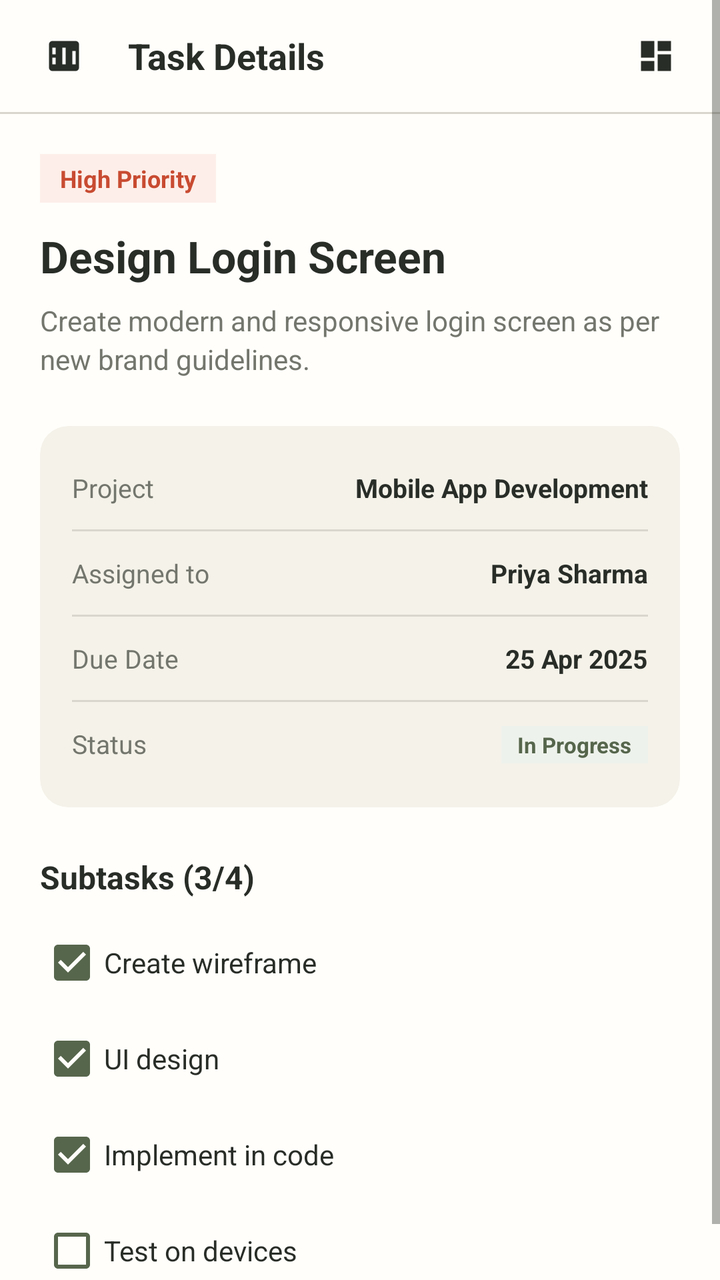
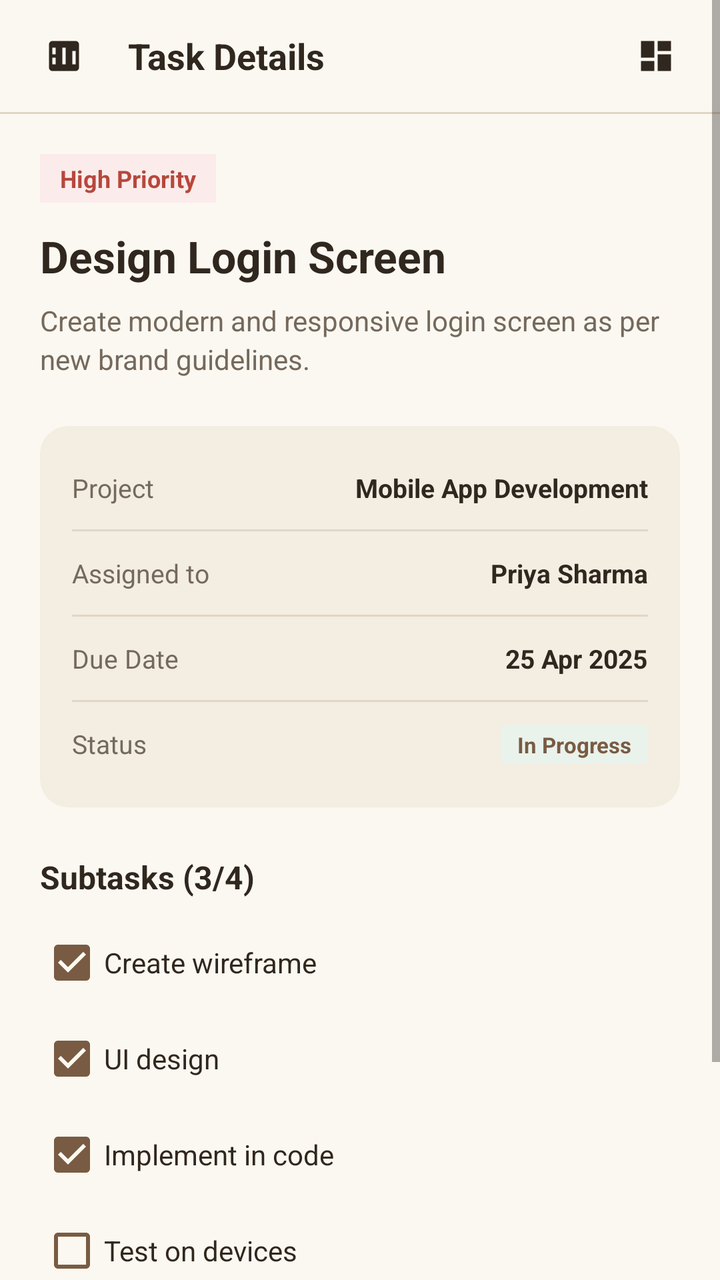

Compare the two renders of this Android layout. The source of the first and the diff that turns it into the second are given below.
<!-- AndroidManifest.xml: application theme Theme.ProjectFlow -->
<!-- res/layout/activity_task_details.xml -->
<?xml version="1.0" encoding="utf-8"?>
<ScrollView xmlns:android="http://schemas.android.com/apk/res/android"
    xmlns:app="http://schemas.android.com/apk/res-auto"
    android:layout_width="match_parent"
    android:layout_height="match_parent"
    android:background="@color/chalk_white"
    android:fillViewport="true">

    <LinearLayout
        android:layout_width="match_parent"
        android:layout_height="wrap_content"
        android:orientation="vertical">

        
        <RelativeLayout
            android:layout_width="match_parent"
            android:layout_height="56dp"
            android:background="@color/chalk_white"
            android:paddingStart="16dp"
            android:paddingEnd="16dp">

            <ImageView
                android:id="@+id/btnBack"
                android:layout_width="32dp"
                android:layout_height="32dp"
                android:layout_alignParentStart="true"
                android:layout_centerVertical="true"
                android:background="?android:attr/selectableItemBackgroundBorderless"
                android:contentDescription="Back"
                android:padding="6dp"
                android:src="@drawable/ic_kanban"
                app:tint="@color/charcoal" />

            <TextView
                android:layout_width="wrap_content"
                android:layout_height="wrap_content"
                android:layout_centerVertical="true"
                android:layout_marginStart="16dp"
                android:layout_toEndOf="@id/btnBack"
                android:text="@string/title_task_details"
                android:textColor="@color/charcoal"
                android:textSize="18sp"
                android:textStyle="bold" />

            <ImageView
                android:layout_width="32dp"
                android:layout_height="32dp"
                android:layout_alignParentEnd="true"
                android:layout_centerVertical="true"
                android:contentDescription="Options"
                android:padding="6dp"
                android:src="@drawable/ic_dashboard"
                app:tint="@color/charcoal" />
        </RelativeLayout>

        <View
            android:layout_width="match_parent"
            android:layout_height="1dp"
            android:background="@color/natural_border" />

        <LinearLayout
            android:layout_width="match_parent"
            android:layout_height="wrap_content"
            android:orientation="vertical"
            android:padding="20dp">

            
            <TextView
                android:id="@+id/tvDetailPriorityBadge"
                android:layout_width="wrap_content"
                android:layout_height="wrap_content"
                android:background="@color/alert_red_light"
                android:paddingStart="10dp"
                android:paddingTop="4dp"
                android:paddingEnd="10dp"
                android:paddingBottom="4dp"
                android:text="High Priority"
                android:textColor="@color/alert_red"
                android:textSize="12sp"
                android:textStyle="bold" />

            
            <TextView
                android:id="@+id/tvDetailTitle"
                android:layout_width="wrap_content"
                android:layout_height="wrap_content"
                android:layout_marginTop="12dp"
                android:text="Design Login Screen"
                android:textColor="@color/charcoal"
                android:textSize="22sp"
                android:textStyle="bold" />

            
            <TextView
                android:id="@+id/tvDetailDesc"
                android:layout_width="wrap_content"
                android:layout_height="wrap_content"
                android:layout_marginTop="8dp"
                android:lineSpacingExtra="3dp"
                android:text="Create modern and responsive login screen as per new brand guidelines."
                android:textColor="@color/stone_grey"
                android:textSize="14sp" />

            
            <androidx.cardview.widget.CardView
                android:layout_width="match_parent"
                android:layout_height="wrap_content"
                android:layout_marginTop="24dp"
                app:cardBackgroundColor="@color/limestone_ivory"
                app:cardCornerRadius="14dp"
                app:cardElevation="0dp">

                <LinearLayout
                    android:layout_width="match_parent"
                    android:layout_height="wrap_content"
                    android:orientation="vertical"
                    android:padding="16dp">

                    <RelativeLayout
                        android:layout_width="match_parent"
                        android:layout_height="wrap_content"
                        android:paddingTop="6dp"
                        android:paddingBottom="6dp">

                        <TextView
                            android:layout_width="wrap_content"
                            android:layout_height="wrap_content"
                            android:text="Project"
                            android:textColor="@color/stone_grey"
                            android:textSize="13sp" />

                        <TextView
                            android:id="@+id/tvDetailProject"
                            android:layout_width="wrap_content"
                            android:layout_height="wrap_content"
                            android:layout_alignParentEnd="true"
                            android:text="Mobile App Development"
                            android:textColor="@color/charcoal"
                            android:textSize="13sp"
                            android:textStyle="bold" />
                    </RelativeLayout>

                    <View
                        android:layout_width="match_parent"
                        android:layout_height="1dp"
                        android:layout_marginTop="6dp"
                        android:layout_marginBottom="6dp"
                        android:background="@color/natural_border" />

                    <RelativeLayout
                        android:layout_width="match_parent"
                        android:layout_height="wrap_content"
                        android:paddingTop="6dp"
                        android:paddingBottom="6dp">

                        <TextView
                            android:layout_width="wrap_content"
                            android:layout_height="wrap_content"
                            android:text="Assigned to"
                            android:textColor="@color/stone_grey"
                            android:textSize="13sp" />

                        <TextView
                            android:id="@+id/tvDetailAssignee"
                            android:layout_width="wrap_content"
                            android:layout_height="wrap_content"
                            android:layout_alignParentEnd="true"
                            android:text="Priya Sharma"
                            android:textColor="@color/charcoal"
                            android:textSize="13sp"
                            android:textStyle="bold" />
                    </RelativeLayout>

                    <View
                        android:layout_width="match_parent"
                        android:layout_height="1dp"
                        android:layout_marginTop="6dp"
                        android:layout_marginBottom="6dp"
                        android:background="@color/natural_border" />

                    <RelativeLayout
                        android:layout_width="match_parent"
                        android:layout_height="wrap_content"
                        android:paddingTop="6dp"
                        android:paddingBottom="6dp">

                        <TextView
                            android:layout_width="wrap_content"
                            android:layout_height="wrap_content"
                            android:text="Due Date"
                            android:textColor="@color/stone_grey"
                            android:textSize="13sp" />

                        <TextView
                            android:id="@+id/tvDetailDueDate"
                            android:layout_width="wrap_content"
                            android:layout_height="wrap_content"
                            android:layout_alignParentEnd="true"
                            android:text="25 Apr 2025"
                            android:textColor="@color/charcoal"
                            android:textSize="13sp"
                            android:textStyle="bold" />
                    </RelativeLayout>

                    <View
                        android:layout_width="match_parent"
                        android:layout_height="1dp"
                        android:layout_marginTop="6dp"
                        android:layout_marginBottom="6dp"
                        android:background="@color/natural_border" />

                    <RelativeLayout
                        android:layout_width="match_parent"
                        android:layout_height="wrap_content"
                        android:paddingTop="6dp"
                        android:paddingBottom="6dp">

                        <TextView
                            android:layout_width="wrap_content"
                            android:layout_height="wrap_content"
                            android:text="Status"
                            android:textColor="@color/stone_grey"
                            android:textSize="13sp" />

                        <TextView
                            android:id="@+id/tvDetailStatus"
                            android:layout_width="wrap_content"
                            android:layout_height="wrap_content"
                            android:layout_alignParentEnd="true"
                            android:background="@color/status_green_light"
                            android:paddingStart="8dp"
                            android:paddingTop="2dp"
                            android:paddingEnd="8dp"
                            android:paddingBottom="2dp"
                            android:text="In Progress"
                            android:textColor="@color/deep_sage"
                            android:textSize="11sp"
                            android:textStyle="bold" />
                    </RelativeLayout>

                </LinearLayout>
            </androidx.cardview.widget.CardView>

            
            <TextView
                android:layout_width="wrap_content"
                android:layout_height="wrap_content"
                android:layout_marginTop="24dp"
                android:text="Subtasks (3/4)"
                android:textColor="@color/charcoal"
                android:textSize="16sp"
                android:textStyle="bold" />

            <LinearLayout
                android:layout_width="match_parent"
                android:layout_height="wrap_content"
                android:layout_marginTop="8dp"
                android:orientation="vertical">

                <CheckBox
                    android:layout_width="match_parent"
                    android:layout_height="wrap_content"
                    android:buttonTint="@color/deep_sage"
                    android:checked="true"
                    android:text="Create wireframe"
                    android:textColor="@color/charcoal" />

                <CheckBox
                    android:layout_width="match_parent"
                    android:layout_height="wrap_content"
                    android:buttonTint="@color/deep_sage"
                    android:checked="true"
                    android:text="UI design"
                    android:textColor="@color/charcoal" />

                <CheckBox
                    android:layout_width="match_parent"
                    android:layout_height="wrap_content"
                    android:buttonTint="@color/deep_sage"
                    android:checked="true"
                    android:text="Implement in code"
                    android:textColor="@color/charcoal" />

                <CheckBox
                    android:layout_width="match_parent"
                    android:layout_height="wrap_content"
                    android:buttonTint="@color/deep_sage"
                    android:checked="false"
                    android:text="Test on devices"
                    android:textColor="@color/charcoal" />
            </LinearLayout>

        </LinearLayout>
    </LinearLayout>

</ScrollView>
<!-- resources referenced by this layout -->
<resources>
  <color name="alert_red">#C84B31</color>
  <color name="alert_red_light">#FDEEE9</color>
  <color name="chalk_white">#FFFEFA</color>
  <color name="charcoal">#292D28</color>
  <color name="deep_sage">#56664C</color>
  <color name="limestone_ivory">#F4F2E9</color>
  <color name="natural_border">#D9D7CD</color>
  <color name="status_green_light">#EEF2EC</color>
  <color name="stone_grey">#73766D</color>
  <!-- drawable ic_dashboard (drawable) -->
  <vector xmlns:android="http://schemas.android.com/apk/res/android"
      android:width="24dp"
      android:height="24dp"
      android:viewportWidth="24"
      android:viewportHeight="24">
    <path
        android:fillColor="@color/deep_sage"
        android:pathData="M3,13h8V3H3v10zm0,8h8v-6H3v6zm10,0h8V11h-8v10zm0,-18v6h8V3h-8z"/>
  </vector>
  <!-- drawable ic_kanban (drawable) -->
  <vector xmlns:android="http://schemas.android.com/apk/res/android"
      android:width="24dp"
      android:height="24dp"
      android:viewportWidth="24"
      android:viewportHeight="24">
    <path
        android:fillColor="@color/deep_sage"
        android:pathData="M19,3H5C3.9,3 3,3.9 3,5v14c0,1.1 0.9,2 2,2h14c1.1,0 2,-0.9 2,-2V5C21,3.9 20.1,3 19,3z M7,17H5v-4h2V17z M7,11H5V7h2V11z M13,17h-2V7h2V17z M19,17h-2v-8h2V17z"/>
  </vector>
  <string name="title_task_details">Task Details</string>
  <style name="Theme.ProjectFlow" parent="Theme.MaterialComponents.DayNight.NoActionBar">
          
          <item name="colorPrimary">@color/deep_sage</item>
          <item name="colorPrimaryVariant">@color/deep_sage_dark</item>
          <item name="colorOnPrimary">@color/limestone_ivory</item>
  
          
          <item name="colorSecondary">@color/mineral_sage</item>
          <item name="colorSecondaryVariant">@color/mineral_sage</item>
          <item name="colorOnSecondary">@color/chalk_white</item>
  
          
          <item name="android:statusBarColor">@color/chalk_white</item>
          <item name="android:windowLightStatusBar">true</item>
  
          
          <item name="android:windowBackground">@color/limestone_ivory</item>
          <item name="colorSurface">@color/chalk_white</item>
      </style>
  <color name="deep_sage_dark">#485640</color>
  <color name="mineral_sage">#78866B</color>
</resources>

<!-- the commit's change to res/layout/activity_task_details.xml (unified diff, before → after) -->
@@ -290,6 +290,39 @@
                     android:textColor="@color/charcoal" />
             </LinearLayout>
 
+            
+            <LinearLayout
+                android:layout_width="match_parent"
+                android:layout_height="wrap_content"
+                android:layout_marginTop="24dp"
+                android:layout_marginBottom="32dp"
+                android:orientation="horizontal">
+
+                <Button
+                    android:id="@+id/btnSetInProgress"
+                    android:layout_width="0dp"
+                    android:layout_height="46dp"
+                    android:layout_marginEnd="6dp"
+                    android:layout_weight="1"
+                    android:background="@drawable/bg_badge_warning"
+                    android:text="In Progress"
+                    android:textColor="@color/earth_warning"
+                    android:textSize="12sp"
+                    android:textStyle="bold" />
+
+                <Button
+                    android:id="@+id/btnSetDone"
+                    android:layout_width="0dp"
+                    android:layout_height="46dp"
+                    android:layout_marginStart="6dp"
+                    android:layout_weight="1"
+                    android:background="@drawable/bg_badge_success"
+                    android:text="Mark Done"
+                    android:textColor="@color/earth_success"
+                    android:textSize="12sp"
+                    android:textStyle="bold" />
+            </LinearLayout>
+
         </LinearLayout>
     </LinearLayout>
 
<!-- resource entries referenced after the edit -->
@@ -1,14 +1,36 @@
 <!-- resources referenced by this layout -->
 <resources>
-  <color name="alert_red">#C84B31</color>
-  <color name="alert_red_light">#FDEEE9</color>
-  <color name="chalk_white">#FFFEFA</color>
-  <color name="charcoal">#292D28</color>
-  <color name="deep_sage">#56664C</color>
-  <color name="limestone_ivory">#F4F2E9</color>
-  <color name="natural_border">#D9D7CD</color>
-  <color name="status_green_light">#EEF2EC</color>
-  <color name="stone_grey">#73766D</color>
+  <color name="alert_red">#B7473C</color>
+  <color name="alert_red_light">#FBECEB</color>
+  <color name="chalk_white">#FBF8F1</color>
+  <color name="charcoal">#30271F</color>
+  <color name="deep_sage">#795B43</color>
+  <color name="earth_success">#47745A</color>
+  <color name="earth_warning">#A56A2B</color>
+  <color name="limestone_ivory">#F3EDE2</color>
+  <color name="natural_border">#E1D6C6</color>
+  <color name="status_green_light">#EAF2EC</color>
+  <color name="stone_grey">#74695C</color>
+  <!-- drawable bg_badge_success (drawable) -->
+  <?xml version="1.0" encoding="utf-8"?>
+  <shape xmlns:android="http://schemas.android.com/apk/res/android"
+      android:shape="rectangle">
+      <corners android:radius="8dp" />
+      <solid android:color="@color/earth_success_light" />
+      <stroke
+          android:width="1dp"
+          android:color="@color/earth_success" />
+  </shape>
+  <!-- drawable bg_badge_warning (drawable) -->
+  <?xml version="1.0" encoding="utf-8"?>
+  <shape xmlns:android="http://schemas.android.com/apk/res/android"
+      android:shape="rectangle">
+      <corners android:radius="8dp" />
+      <solid android:color="@color/earth_warning_light" />
+      <stroke
+          android:width="1dp"
+          android:color="@color/earth_warning" />
+  </shape>
   <!-- drawable ic_dashboard (drawable) -->
   <vector xmlns:android="http://schemas.android.com/apk/res/android"
       android:width="24dp"
@@ -32,24 +54,33 @@
   <string name="title_task_details">Task Details</string>
   <style name="Theme.ProjectFlow" parent="Theme.MaterialComponents.DayNight.NoActionBar">
           
-          <item name="colorPrimary">@color/deep_sage</item>
-          <item name="colorPrimaryVariant">@color/deep_sage_dark</item>
-          <item name="colorOnPrimary">@color/limestone_ivory</item>
+          <item name="colorPrimary">@color/primary_earth</item>
+          <item name="colorPrimaryVariant">@color/deep_earth</item>
+          <item name="colorOnPrimary">@color/earth_raised</item>
   
           
-          <item name="colorSecondary">@color/mineral_sage</item>
-          <item name="colorSecondaryVariant">@color/mineral_sage</item>
-          <item name="colorOnSecondary">@color/chalk_white</item>
+          <item name="colorSecondary">@color/muted_clay</item>
+          <item name="colorSecondaryVariant">@color/secondary_sand</item>
+          <item name="colorOnSecondary">@color/text_main</item>
   
           
-          <item name="android:statusBarColor">@color/chalk_white</item>
+          <item name="android:statusBarColor">@color/earth_surface</item>
           <item name="android:windowLightStatusBar">true</item>
   
           
-          <item name="android:windowBackground">@color/limestone_ivory</item>
-          <item name="colorSurface">@color/chalk_white</item>
+          <item name="android:windowBackground">@color/earth_bg</item>
+          <item name="colorSurface">@color/earth_surface</item>
+          <item name="colorOnSurface">@color/text_main</item>
       </style>
-  <color name="deep_sage_dark">#485640</color>
-  <color name="mineral_sage">#78866B</color>
+  <color name="earth_success_light">#EAF2EC</color>
+  <color name="earth_warning_light">#F8EFE4</color>
+  <color name="primary_earth">#795B43</color>
+  <color name="deep_earth">#493628</color>
+  <color name="earth_raised">#FFFDF8</color>
+  <color name="muted_clay">#B69A78</color>
+  <color name="secondary_sand">#D9C9B2</color>
+  <color name="text_main">#30271F</color>
+  <color name="earth_surface">#FBF8F1</color>
+  <color name="earth_bg">#F3EDE2</color>
 </resources>
 
